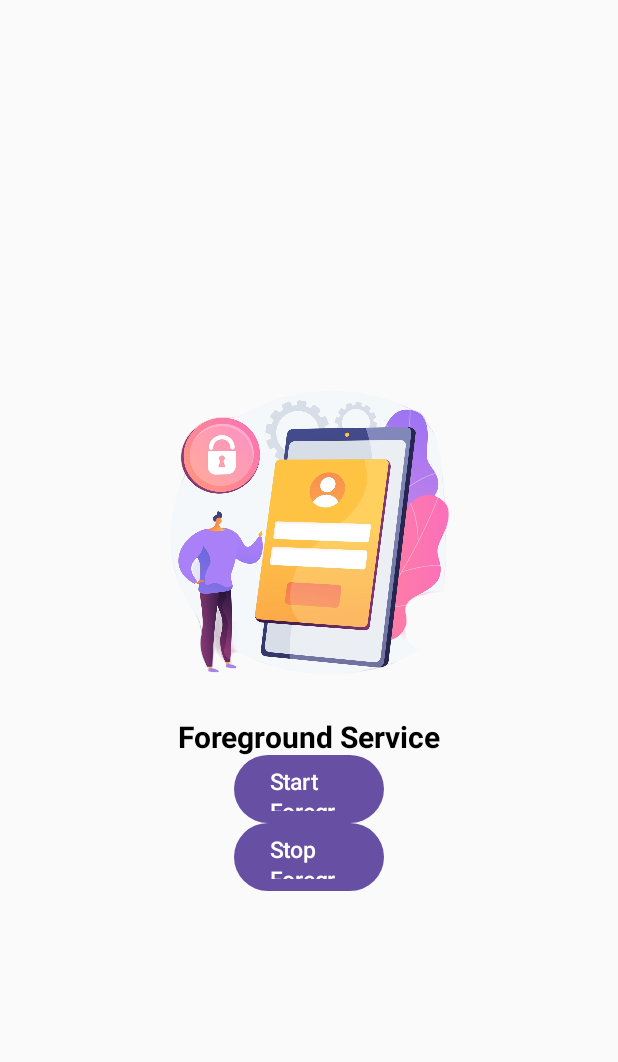
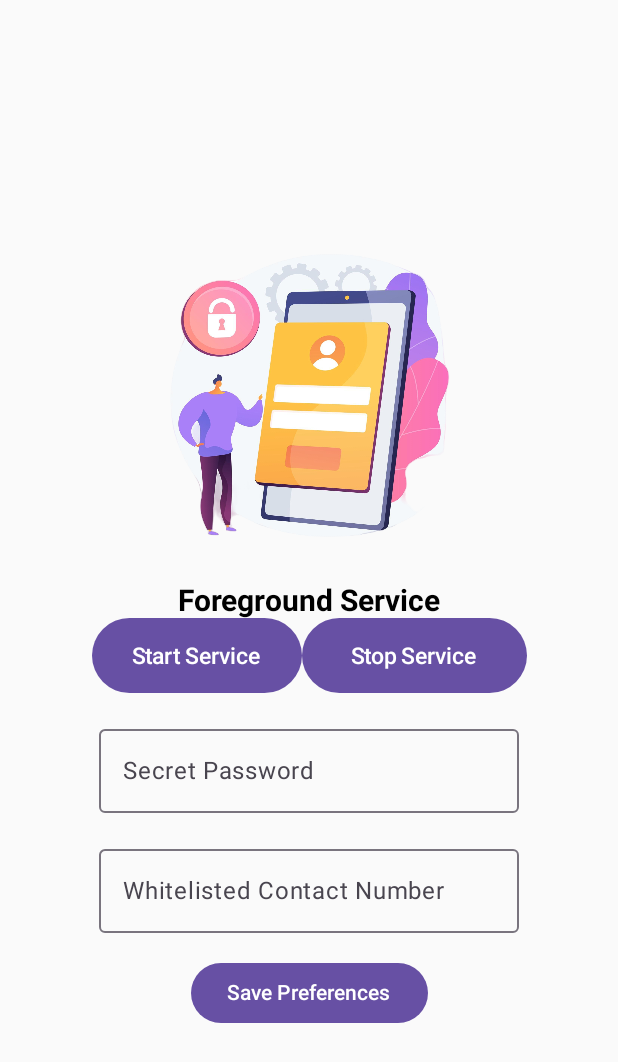
Before and after one commit to a-anand-91119/otp-courier, an Android app built with Jetpack Compose: the screen it shows after launch (MainActivity), on a phone screen of 412 x 824 dp. Shown: the top 1062 px of the screen. Run offline under Robolectric (Android 15) with nearby library versions, the light colour scheme and no system bars.

Commit message:
Preference DataStore impl Initial Commit

```diff
--- a/app/build.gradle.kts
+++ b/app/build.gradle.kts
@@ -1,7 +1,6 @@
 plugins {
     alias(libs.plugins.android.application)
     alias(libs.plugins.jetbrains.kotlin.android)
-    alias(libs.plugins.ktlint)
     alias(libs.plugins.spotless)
 }
 
@@ -66,6 +65,7 @@ dependencies {
     implementation(libs.androidx.ui.tooling.preview)
     implementation(libs.androidx.material3)
     implementation(libs.androidx.work.runtime.ktx)
+    implementation(libs.androidx.datastore.preferences)
 
     testImplementation(libs.junit)
 
--- a/app/src/main/java/dev/notyouraverage/otpcourier/applications/MainApplication.kt
+++ b/app/src/main/java/dev/notyouraverage/otpcourier/applications/MainApplication.kt
@@ -9,7 +9,6 @@ import android.util.Log
 import dev.notyouraverage.otpcourier.constants.Constants.NOTIFICATION_CHANNEL_GENERAL
 
 class MainApplication : Application() {
-
     companion object {
         private val TAG by lazy { MainApplication::class.java.simpleName }
     }
@@ -22,8 +21,8 @@ class MainApplication : Application() {
             NotificationChannel(
                 NOTIFICATION_CHANNEL_GENERAL,
                 "OTP Courier",
-                NotificationManager.IMPORTANCE_HIGH
-            )
+                NotificationManager.IMPORTANCE_HIGH,
+            ),
         ) {
             enableLights(false)
             setShowBadge(false)
@@ -38,5 +37,4 @@ class MainApplication : Application() {
         Log.i(TAG, "MainApplication::onTerminate")
         super.onTerminate()
     }
-
 }
--- a/app/src/main/java/dev/notyouraverage/otpcourier/composables/MainScreen.kt
+++ b/app/src/main/java/dev/notyouraverage/otpcourier/composables/MainScreen.kt
@@ -1,17 +1,27 @@
 package dev.notyouraverage.otpcourier.composables
 
 import android.content.Intent
+import android.widget.Toast
 import androidx.compose.foundation.Image
 import androidx.compose.foundation.layout.Arrangement
 import androidx.compose.foundation.layout.Column
+import androidx.compose.foundation.layout.Row
+import androidx.compose.foundation.layout.Spacer
 import androidx.compose.foundation.layout.fillMaxSize
 import androidx.compose.foundation.layout.height
 import androidx.compose.foundation.layout.size
 import androidx.compose.foundation.layout.width
 import androidx.compose.foundation.shape.RoundedCornerShape
 import androidx.compose.material3.Button
+import androidx.compose.material3.OutlinedTextField
 import androidx.compose.material3.Text
 import androidx.compose.runtime.Composable
+import androidx.compose.runtime.LaunchedEffect
+import androidx.compose.runtime.getValue
+import androidx.compose.runtime.mutableStateOf
+import androidx.compose.runtime.remember
+import androidx.compose.runtime.rememberCoroutineScope
+import androidx.compose.runtime.setValue
 import androidx.compose.ui.Alignment
 import androidx.compose.ui.Modifier
 import androidx.compose.ui.draw.clip
@@ -20,12 +30,37 @@ import androidx.compose.ui.res.painterResource
 import androidx.compose.ui.text.font.FontWeight
 import androidx.compose.ui.unit.dp
 import androidx.compose.ui.unit.sp
+import androidx.datastore.core.DataStore
+import androidx.datastore.preferences.core.Preferences
 import dev.notyouraverage.otpcourier.R
+import dev.notyouraverage.otpcourier.constants.Constants
+import dev.notyouraverage.otpcourier.managers.DataStoreManager
+import dev.notyouraverage.otpcourier.managers.smsCourierPreferenceDataStore
+import dev.notyouraverage.otpcourier.models.SmsCourierPreference
 import dev.notyouraverage.otpcourier.services.foreground.MasterService
+import kotlinx.coroutines.flow.first
+import kotlinx.coroutines.launch
 
 @Composable
 fun MainScreen() {
     val context = LocalContext.current
+    val dataStoreManager = DataStoreManager(context)
+
+    var secretPassword by remember {
+        mutableStateOf("")
+    }
+    var whiteListedContactNumber by remember {
+        mutableStateOf("")
+    }
+
+    val scope = rememberCoroutineScope()
+
+    LaunchedEffect(key1 = Unit) {
+        loadSavedPreferences(context.smsCourierPreferenceDataStore) {
+            secretPassword = it.secretPassword
+            whiteListedContactNumber = it.whiteListedContactNumber
+        }
+    }
 
     Column(
         modifier = Modifier.fillMaxSize(),
@@ -39,40 +74,125 @@ fun MainScreen() {
 
         Text(text = "Foreground Service", fontWeight = FontWeight.Bold, fontSize = 20.sp)
 
+        Row {
             Button(
                 onClick = {
+                    if (secretPassword == "" || whiteListedContactNumber == "") {
+                        Toast.makeText(
+                            context,
+                            "Please set the secret app preferences",
+                            Toast.LENGTH_LONG
+                        ).show()
+                    } else {
                         Intent(context, MasterService::class.java).also {
                             it.setAction(MasterService.START_SELF)
+                            it.putExtra(Constants.SECRET_PASSWORD, secretPassword)
+                            it.putExtra(
+                                Constants.WHITE_LISTED_CONTACT_NUMBER,
+                                whiteListedContactNumber
+                            )
                             context.startService(it)
                         }
+                    }
+
                 },
                 modifier = Modifier
-                .width(100.dp)
-                .height(45.dp)
+                    .width(140.dp)
+                    .height(50.dp)
                     .clip(
                         RoundedCornerShape(10.dp)
                     )
             ) {
-            Text(text = "Start Foreground Service", fontSize = 15.sp)
+                Text(text = "Start Service", fontSize = 15.sp)
             }
 
             Button(
                 onClick = {
+
                     Intent(context, MasterService::class.java).also {
                         it.setAction(MasterService.STOP_SELF)
                         context.startService(it)
                     }
                 },
                 modifier = Modifier
-                .width(100.dp)
-                .height(45.dp)
+                    .width(150.dp)
+                    .height(50.dp)
                     .clip(
                         RoundedCornerShape(10.dp)
                     )
             ) {
-            Text(text = "Stop Foreground Service", fontSize = 15.sp)
+                Text(text = "Stop Service", fontSize = 15.sp)
+            }
+
+        }
+
+        Spacer(modifier = Modifier.height(16.dp))
+
+        OutlinedTextField(
+            value = secretPassword,
+            onValueChange = {
+                secretPassword = it
+            },
+            label = {
+                Text(text = "Secret Password")
+            })
+
+        Spacer(modifier = Modifier.height(16.dp))
+
+        OutlinedTextField(
+            value = whiteListedContactNumber,
+            onValueChange = {
+                whiteListedContactNumber = it
+            },
+            label = {
+                Text(text = "Whitelisted Contact Number")
+            })
+
+
+        Spacer(modifier = Modifier.height(16.dp))
+
+        Button(onClick = {
+            scope.launch {
+                savePreferences(
+                    secretPassword,
+                    whiteListedContactNumber,
+                    dataStoreManager
+                )
+                Toast.makeText(context, "Successfully Updated Preferences", Toast.LENGTH_SHORT)
+                    .show()
+            }
+        }) {
+            Text(text = "Save Preferences")
+        }
+
+    }
+}
+
+suspend fun savePreferences(
+    secretPassword: String,
+    whiteListedContactNumber: String,
+    datastoreManager: DataStoreManager
+) {
+    datastoreManager.saveToDatastore(
+        SmsCourierPreference(
+            secretPassword = secretPassword,
+            whiteListedContactNumber = whiteListedContactNumber
+        )
+    )
 }
 
 
+suspend fun loadSavedPreferences(
+    preferencesDataStore: DataStore<Preferences>,
+    onResult: (SmsCourierPreference) -> Unit
+) {
+    val preferences = preferencesDataStore.data.first()
+    val secretPassword = preferences[DataStoreManager.SECRET_PASSWORD]
+    val whiteListedContactNumber = preferences[DataStoreManager.WHITELISTED_NUMBER]
+    onResult(
+        SmsCourierPreference(
+            secretPassword = secretPassword ?: "",
+            whiteListedContactNumber = whiteListedContactNumber ?: ""
+        )
+    )
 }
-}
--- /dev/null
+++ b/app/src/main/java/dev/notyouraverage/otpcourier/managers/DataStoreManager.kt
@@ -0,0 +1,41 @@
+package dev.notyouraverage.otpcourier.managers
+
+import android.content.Context
+import androidx.datastore.core.DataStore
+import androidx.datastore.preferences.core.Preferences
+import androidx.datastore.preferences.core.edit
+import androidx.datastore.preferences.core.stringPreferencesKey
+import androidx.datastore.preferences.preferencesDataStore
+import dev.notyouraverage.otpcourier.models.SmsCourierPreference
+import kotlinx.coroutines.flow.map
+
+const val SMS_COURIER_DATASTORE = "SMS_COURIER_DATASTORE"
+
+val Context.smsCourierPreferenceDataStore: DataStore<Preferences> by preferencesDataStore(name = SMS_COURIER_DATASTORE)
+
+class DataStoreManager(private val context: Context) {
+
+    companion object {
+        val SECRET_PASSWORD = stringPreferencesKey("SECRET")
+        val WHITELISTED_NUMBER = stringPreferencesKey("WHITELISTED_NUMBER")
+    }
+
+    suspend fun saveToDatastore(smsCourierPreference: SmsCourierPreference) {
+        context.smsCourierPreferenceDataStore.edit {
+            it[SECRET_PASSWORD] = smsCourierPreference.secretPassword
+            it[WHITELISTED_NUMBER] = smsCourierPreference.whiteListedContactNumber
+        }
+    }
+
+    fun getFromDatastore() = context.smsCourierPreferenceDataStore.data.map {
+        SmsCourierPreference(
+            secretPassword = it[SECRET_PASSWORD] ?: "",
+            whiteListedContactNumber = it[WHITELISTED_NUMBER] ?: ""
+        )
+    }
+
+    suspend fun clearDataStore() = context.smsCourierPreferenceDataStore.edit {
+        it.clear()
+    }
+
+}
--- /dev/null
+++ b/app/src/main/java/dev/notyouraverage/otpcourier/models/SmsCourierPreference.kt
@@ -0,0 +1,6 @@
+package dev.notyouraverage.otpcourier.models
+
+data class SmsCourierPreference(
+    var secretPassword: String = "",
+    var whiteListedContactNumber: String = ""
+)
--- a/gradle/libs.versions.toml
+++ b/gradle/libs.versions.toml
@@ -11,6 +11,7 @@ composeBom = "2024.08.00"
 workRuntimeKtx = "2.9.1"
 ktlint = "12.1.1"
 spotless = "6.25.0"
+datastorePreferences = "1.1.1"
 
 [libraries]
 androidx-core-ktx = { group = "androidx.core", name = "core-ktx", version.ref = "coreKtx" }
@@ -28,6 +29,7 @@ androidx-ui-test-manifest = { group = "androidx.compose.ui", name = "ui-test-man
 androidx-ui-test-junit4 = { group = "androidx.compose.ui", name = "ui-test-junit4" }
 androidx-material3 = { group = "androidx.compose.material3", name = "material3" }
 androidx-work-runtime-ktx = { group = "androidx.work", name = "work-runtime-ktx", version.ref = "workRuntimeKtx" }
+androidx-datastore-preferences = { group = "androidx.datastore", name = "datastore-preferences", version.ref = "datastorePreferences" }
 
 [plugins]
 android-application = { id = "com.android.application", version.ref = "agp" }
```
Also changed, not shown: app/spotless.gradle (+7 -7 lines), app/src/main/java/dev/notyouraverage/otpcourier/activities/MainActivity.kt (+4 -4 lines), app/src/main/java/dev/notyouraverage/otpcourier/constants/Constants.kt (+2 -6 lines), app/src/main/java/dev/notyouraverage/otpcourier/receivers/SmsReceiver.kt (+5 -3 lines), app/src/main/java/dev/notyouraverage/otpcourier/services/foreground/MasterService.kt (+14 -9 lines). Lines whose indentation alone changed are shown as unchanged.
